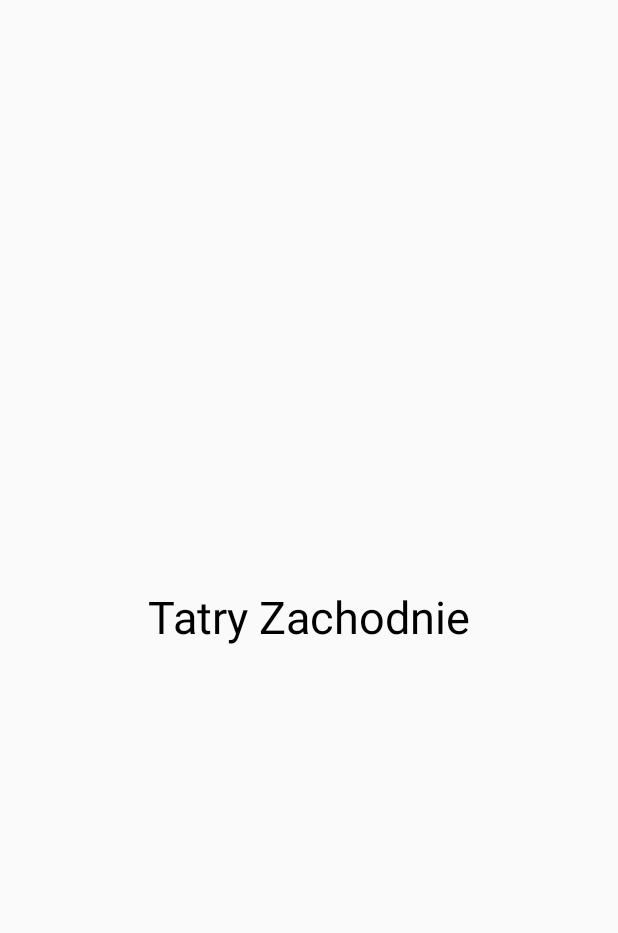
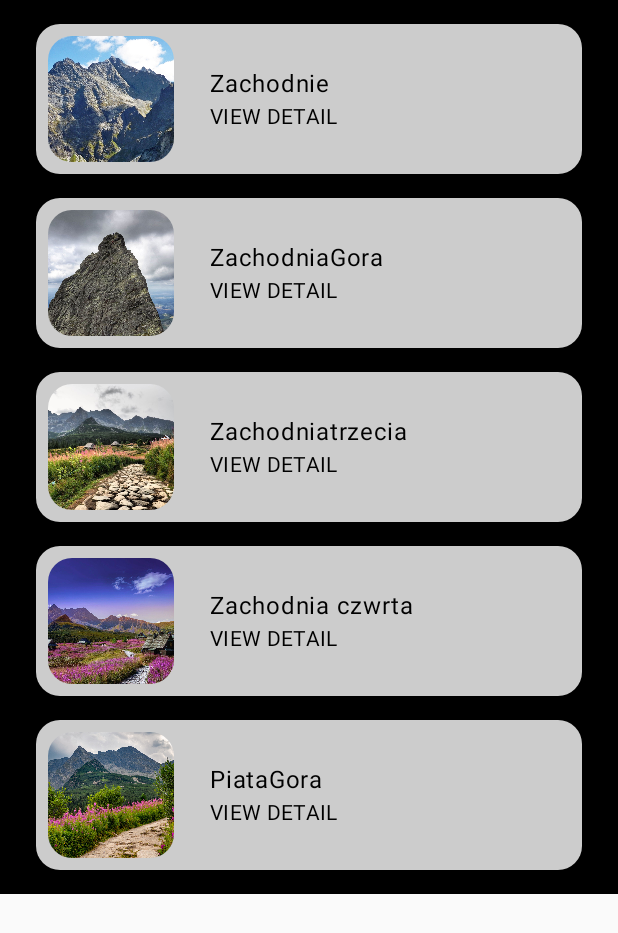
Before and after one commit to hubertkulak/tatryapp, an Android app built with Jetpack Compose: the screen it shows after launch (MainActivity), after a tap on "Tatry Zachodnie", on a phone screen of 412 x 824 dp. Shown: the top 933 px of the screen. Run offline under Robolectric (Android 15) with nearby library versions, the phone set to English and light mode, and no system bars.

Commit message:
Tatry Zachodnie

```diff
--- a/app/src/main/java/com/example/tatryapp/MountainListItem.kt
+++ b/app/src/main/java/com/example/tatryapp/MountainListItem.kt
@@ -62,3 +62,28 @@ private fun MountainImage(mountains: Mountains) {
             .clip(RoundedCornerShape(corner = CornerSize(16.dp)))
     )
 }
+
+@Composable
+fun MountainListItemZach(mountainsZach: Mountains, onClick: (Mountains) -> Unit){
+    Card (
+        modifier = Modifier
+            .padding(horizontal = 8.dp, vertical = 8.dp)
+            .fillMaxWidth(),
+        colors = CardDefaults.cardColors(containerColor = Color.LightGray),
+        shape = RoundedCornerShape(corner = CornerSize(16.dp))
+    ) {
+        Row{
+            MountainImage(mountainsZach)
+            Column (
+                modifier = Modifier
+                    .clickable { onClick(mountainsZach) }
+                    .padding(16.dp)
+                    .fillMaxWidth()
+                    .align(Alignment.CenterVertically)
+            ){
+                Text(text = mountainsZach.name, style = typography.bodyLarge)
+                Text(text = "VIEW DETAIL", style = typography.bodyMedium)
+            }
+        }
+    }
+}
--- a/app/src/main/java/com/example/tatryapp/TatryZachodnieLook.kt
+++ b/app/src/main/java/com/example/tatryapp/TatryZachodnieLook.kt
@@ -1,23 +1,36 @@
 package com.example.tatryapp
 
+import androidx.compose.foundation.background
 import androidx.compose.foundation.layout.Arrangement
 import androidx.compose.foundation.layout.Column
+import androidx.compose.foundation.layout.PaddingValues
 import androidx.compose.foundation.layout.fillMaxSize
+import androidx.compose.foundation.lazy.LazyColumn
+import androidx.compose.foundation.lazy.items
 import androidx.compose.material3.Text
 import androidx.compose.runtime.Composable
+import androidx.compose.runtime.remember
 import androidx.compose.ui.Alignment
 import androidx.compose.ui.Modifier
+import androidx.compose.ui.graphics.Color
+import androidx.compose.ui.unit.dp
 import androidx.compose.ui.unit.sp
 import androidx.navigation.NavController
+import com.example.tatryapp.data.DataProvider
 
 @Composable
 fun TatryZachodnieLook(navController: NavController)
 {
-    Column (
-        modifier = Modifier.fillMaxSize(),
-        verticalArrangement = Arrangement.Center,
-        horizontalAlignment = Alignment.CenterHorizontally
-    ){
-        Text(text ="Tatry Zachodnie", fontSize = 30.sp )
+    val mount = remember { DataProvider.mountainListZach}
+    LazyColumn(
+        modifier = Modifier.background(color = Color.Black),
+        contentPadding = PaddingValues(horizontal = 16.dp, vertical = 8.dp)
+    ) {
+        items(
+            items = mount,
+            itemContent = {
+                MountainListItemZach(mountainsZach = it,
+                    onClick = {selectedMountain -> navController.navigate("mountainDetail/${selectedMountain.id}")})
+            })
     }
 }
--- a/app/src/main/java/com/example/tatryapp/data/DataProvider.kt
+++ b/app/src/main/java/com/example/tatryapp/data/DataProvider.kt
@@ -68,4 +68,73 @@ object DataProvider {
             elevation = 1000
         ),
     )
+
+
+
+
+    val mountainsZach =
+        Mountains(
+            id = 1,
+            name = "Zachodnie",
+            difficulty = 5,
+            distance = 14,
+            time = 60,
+            description = "Monty enjoys chicken treats and cuddling while watching Seinfeld.",
+            mountainImageId = R.drawable.m1,
+            latitude = 49.1880,
+            longitude = 20.0911,
+            elevation = 1000
+        )
+
+    val mountainListZach = listOf(
+        mountainsZach,
+        Mountains(
+            id = 2,
+            name = "ZachodniaGora",
+            difficulty = 1,
+            distance = 2,
+            time = 3,
+            description = "Jestem pelna piekna i dobra.",
+            mountainImageId = R.drawable.m2,
+            latitude = 49.1880,
+            longitude = 20.0911,
+            elevation = 1000
+        ),
+        Mountains(
+            id = 3,
+            name = "Zachodniatrzecia",
+            difficulty = 4,
+            distance = 5,
+            time = 6,
+            description = "Trzecia gora tatr zachodnich.",
+            mountainImageId = R.drawable.m3,
+            latitude = 49.1880,
+            longitude = 20.0911,
+            elevation = 1000
+        ),
+        Mountains(
+            id = 4,
+            name = "Zachodnia czwrta",
+            difficulty = 5,
+            distance = 14,
+            time = 60,
+            description = "Monty enjoys chicken treats and cuddling while watching Seinfeld.",
+            mountainImageId = R.drawable.m4,
+            latitude = 49.1880,
+            longitude = 20.0911,
+            elevation = 1000
+        ),
+        Mountains(
+            id = 5,
+            name = "PiataGora",
+            difficulty = 5,
+            distance = 14,
+            time = 60,
+            description = "Monty enjoys chicken treats and cuddling while watching Seinfeld.",
+            mountainImageId = R.drawable.m5,
+            latitude = 49.1880,
+            longitude = 20.0911,
+            elevation = 1000
+        ),
+    )
 }
```
Also changed, not shown: app/src/main/java/com/example/tatryapp/MountainDetailScreen.kt (line endings or trailing spaces).
